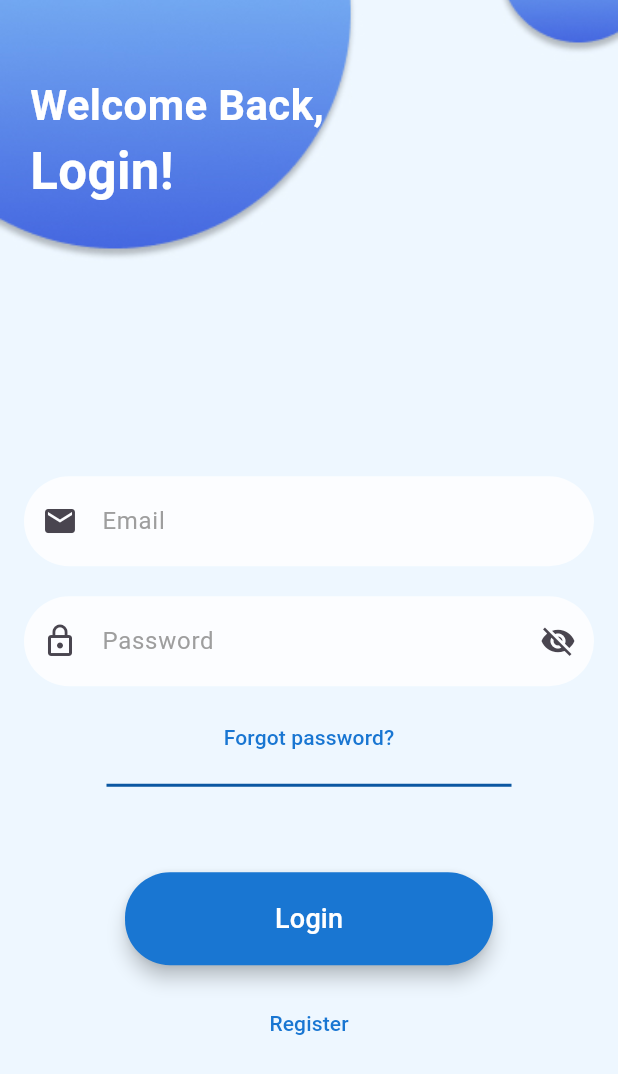
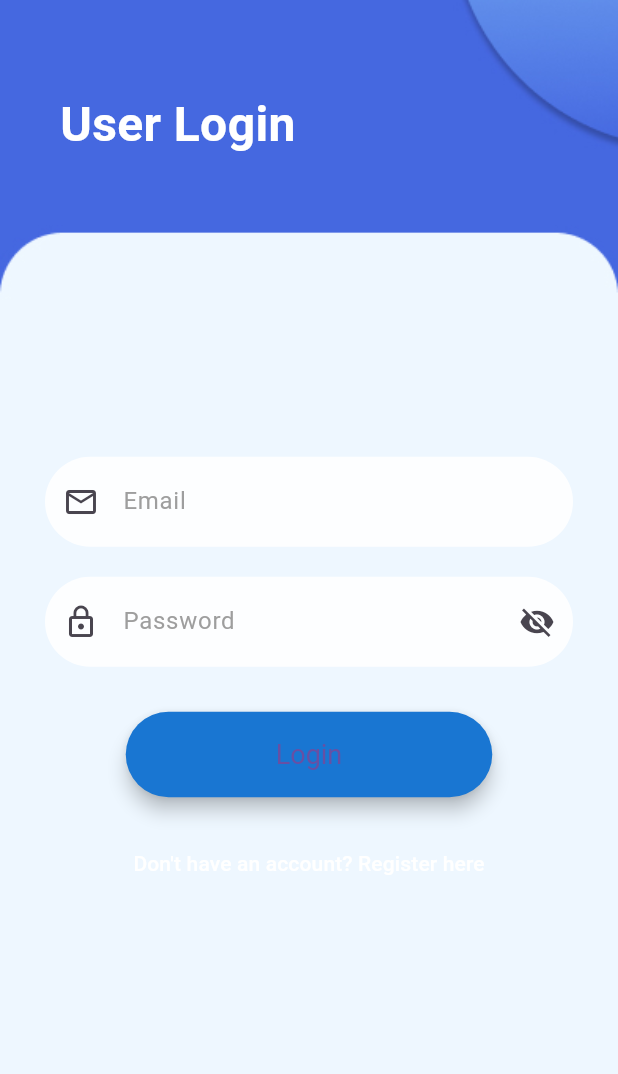
Before and after one commit to sandeepaMallawarachchi/school-boost, a Flutter app: the screen it shows after launch, on a phone screen of 412 x 824 dp. Shown: the top 1074 px of the screen. Run offline on Flutter 3.47's test engine with Material 3 defaults, Android fonts, the phone set to English and light mode, and no system bars; our stand-ins replace cloud_firestore, firebase_core, firebase_storage, image_picker, shared_preferences; accounts and stored records are empty.

```diff
--- a/lib/screens/auth/login.dart
+++ b/lib/screens/auth/login.dart
@@ -1,6 +1,7 @@
 import 'package:flutter/material.dart';
-import 'package:crypto/crypto.dart'; // Import crypto for SHA-256 hashing
+import 'package:crypto/crypto.dart';
 import 'dart:convert'; // For utf8.encode
+import 'package:shared_preferences/shared_preferences.dart'; // Import shared_preferences
 import '../../services/auth.dart'; // Import your auth functions
 import '../../main.dart'; // Home screen to navigate after successful login
 import './registration_form.dart'; // Register screen
@@ -49,24 +50,21 @@ class _LoginScreenState extends State<LoginScreen> {
       if (isValidUser) {
         // Navigate to HomeScreen and clear all previous routes
         Navigator.of(context).pushAndRemoveUntil(
-          MaterialPageRoute(
-              builder: (context) =>
-                  HomePage()), // Change HomeScreen to HomePage
+          MaterialPageRoute(builder: (context) => HomePage()), // Change HomeScreen to HomePage
           (Route<dynamic> route) => false,
         );
       } else {
-        // Login failed
-        _showSnackBar('Login failed. Please check your credentials.');
+        // Show error message
+        ScaffoldMessenger.of(context).showSnackBar(
+          SnackBar(content: Text('Invalid email or password!')),
+        );
       }
     } else {
-      _showSnackBar('Please fill in both fields.');
+      // Show message for empty fields
+      ScaffoldMessenger.of(context).showSnackBar(
+        SnackBar(content: Text('Please fill in both fields!')),
+      );
     }
-  }
-
-  // Show a SnackBar message
-  void _showSnackBar(String message) {
-    ScaffoldMessenger.of(context)
-        .showSnackBar(SnackBar(content: Text(message)));
   }
 
   @override
@@ -78,32 +76,21 @@ class _LoginScreenState extends State<LoginScreen> {
           Container(
             decoration: BoxDecoration(
               image: DecorationImage(
-                image:
-                    AssetImage('assets/images/backg.jpg'), // Background image
+                image: AssetImage('assets/images/Donor_reg.jpg'),
                 fit: BoxFit.cover,
               ),
             ),
           ),
-
-          // Positioned "Welcome Back, Log In!" at the top-left corner
           Positioned(
-            top: 50,
-            left: 20,
+            top: 60,
+            left: 40,
             child: Column(
               crossAxisAlignment: CrossAxisAlignment.start,
               children: [
                 Text(
-                  'Welcome Back,',
+                  'User Login',
                   style: TextStyle(
-                    fontSize: 28,
-                    color: Colors.white,
-                    fontWeight: FontWeight.bold,
-                  ),
-                ),
-                Text(
-                  'Login!',
-                  style: TextStyle(
-                    fontSize: 34,
+                    fontSize: 32,
                     color: Colors.white,
                     fontWeight: FontWeight.bold,
                   ),
@@ -111,145 +98,50 @@ class _LoginScreenState extends State<LoginScreen> {
               ],
             ),
           ),
-
-          // Foreground Elements (TextFields, Buttons, etc.)
+          // Page Content
           Center(
             child: Padding(
-              padding: const EdgeInsets.all(16.0),
+              padding: const EdgeInsets.symmetric(horizontal: 30.0),
               child: SingleChildScrollView(
                 child: Column(
-                  crossAxisAlignment: CrossAxisAlignment.center,
+                  mainAxisAlignment: MainAxisAlignment.center,
                   children: [
-                    SizedBox(height: 200), // Space from the top
-
-                    // Email TextField
-                    Container(
-                      decoration: BoxDecoration(
-                        color: Colors.white.withOpacity(0.8),
-                        borderRadius: BorderRadius.circular(30),
-                      ),
-                      child: TextField(
-                        controller: _emailController,
-                        decoration: InputDecoration(
-                          hintText: 'Email',
-                          hintStyle: TextStyle(color: Colors.grey),
-                          prefixIcon: Icon(Icons.email), // Changed icon
-                          border: InputBorder.none,
-                          contentPadding: EdgeInsets.symmetric(
-                            horizontal: 20,
-                            vertical: 18,
-                          ),
-                        ),
-                        keyboardType: TextInputType.emailAddress,
-                      ),
-                    ),
+                    SizedBox(height: 80),
+                    // Email Field
+                    _buildTextField(_emailController, 'Email', Icons.email_outlined, false),
                     SizedBox(height: 20),
-
-                    // Password TextField with "eye" icon to toggle visibility
-                    Container(
-                      decoration: BoxDecoration(
-                        color: Colors.white.withOpacity(0.8),
-                        borderRadius: BorderRadius.circular(30),
-                      ),
-                      child: TextField(
-                        controller: _passwordController,
-                        obscureText:
-                            !_isPasswordVisible, // Toggle password visibility
-                        decoration: InputDecoration(
-                          hintText: 'Password',
-                          hintStyle: TextStyle(color: Colors.grey),
-                          prefixIcon: Icon(Icons.lock_outline),
-                          suffixIcon: IconButton(
-                            icon: Icon(
-                              _isPasswordVisible
-                                  ? Icons.visibility
-                                  : Icons.visibility_off,
-                            ),
-                            onPressed: () {
-                              setState(() {
-                                _isPasswordVisible = !_isPasswordVisible;
-                              });
-                            },
-                          ),
-                          border: InputBorder.none,
-                          contentPadding: EdgeInsets.symmetric(
-                            horizontal: 15,
-                            vertical: 18,
-                          ),
-                        ),
-                      ),
-                    ),
-                    SizedBox(height: 10),
-
-                    // Forgot Password
-                    TextButton(
-                      onPressed: () {
-                        // Handle "Forgot Password?" action
-                      },
-                      child: Text(
-                        'Forgot password?',
-                        style: TextStyle(color: Colors.blue[700]),
-                      ),
-                    ),
-
-                    // Divider Line
-                    SizedBox(
-                      width: 270,
-                      child: Divider(
-                        color: const Color.fromARGB(255, 11, 87, 162),
-                        thickness: 2,
-                      ),
-                    ),
-                    SizedBox(height: 50),
-
+                    // Password Field
+                    _buildTextField(_passwordController, 'Password', Icons.lock_outline, true),
+                    SizedBox(height: 30),
                     // Login Button
+                    if (_isLoading)
+                      CircularProgressIndicator() // Show loading spinner
+                    else
                       ElevatedButton(
-                      onPressed: _isLoading
-                          ? null
-                          : _login, // Disable button while loading
+                        onPressed: _login,
+                        child: Text('Login'),
                         style: ElevatedButton.styleFrom(
-                        padding: EdgeInsets.symmetric(
-                          horizontal: 100,
-                          vertical: 18,
-                        ),
+                          padding: EdgeInsets.symmetric(horizontal: 100, vertical: 18),
                           backgroundColor: Colors.blue.shade700,
+                          textStyle: TextStyle(color: Colors.white, fontSize: 18),
                           shape: RoundedRectangleBorder(
                             borderRadius: BorderRadius.circular(30),
                           ),
                           elevation: 5,
                         ),
-                      child: _isLoading
-                          ? SizedBox(
-                              width: 24,
-                              height: 24,
-                              child: CircularProgressIndicator(
-                                color: Colors.white,
-                                strokeWidth: 2,
                       ),
-                            )
-                          : Text(
-                              'Login',
-                              style:
-                                  TextStyle(fontSize: 18, color: Colors.white),
-                            ),
-                    ),
-
-                    SizedBox(height: 15),
-
-                    // Register
+                    SizedBox(height: 20),
+                    // Register Button
                     TextButton(
                       onPressed: () {
-                        // Navigate to RegisterScreen when "Register" is clicked
                         Navigator.push(
                           context,
-                          MaterialPageRoute(
-                            builder: (context) => SignUpFormScreen(),
-                          ),
+                          MaterialPageRoute(builder: (context) => SignUpFormScreen()), // Ensure proper import
                         );
                       },
                       child: Text(
-                        'Register',
-                        style: TextStyle(color: Colors.blue[700]),
+                        "Don't have an account? Register here",
+                        style: TextStyle(color: Colors.white),
                       ),
                     ),
                   ],
@@ -261,4 +153,40 @@ class _LoginScreenState extends State<LoginScreen> {
       ),
     );
   }
+
+  // Build reusable text field for email and password
+  Widget _buildTextField(TextEditingController controller, String hintText, IconData prefixIcon, bool isPassword) {
+    return Container(
+      decoration: BoxDecoration(
+        color: Colors.white.withOpacity(0.9),
+        borderRadius: BorderRadius.circular(30),
+      ),
+      child: TextField(
+        controller: controller,
+        obscureText: isPassword && !_isPasswordVisible, // Toggle password visibility
+        decoration: InputDecoration(
+          hintText: hintText,
+          hintStyle: TextStyle(color: Colors.grey),
+          prefixIcon: Icon(prefixIcon),
+          suffixIcon: isPassword ? IconButton(
+            icon: Icon(_isPasswordVisible ? Icons.visibility : Icons.visibility_off),
+            onPressed: () {
+              setState(() {
+                _isPasswordVisible = !_isPasswordVisible; // Toggle password visibility
+              });
+            },
+          ) : null,
+          border: InputBorder.none,
+          contentPadding: EdgeInsets.symmetric(horizontal: 20, vertical: 18),
+        ),
+      ),
+    );
   }
+}
+
+void main() {
+  runApp(MaterialApp(
+    home: LoginScreen(),
+    debugShowCheckedModeBanner: false,
+  ));
+}
--- a/pubspec.yaml
+++ b/pubspec.yaml
@@ -19,6 +19,7 @@ dependencies:
   image_picker: ^0.8.7+4
   encrypt: ^5.0.0
   crypto: ^3.0.0
+  shared_preferences: ^2.0.10
 
 dev_dependencies:
   flutter_test:
```
Also changed, not shown: lib/screens/auth/user_acc.dart (+32 -38 lines), lib/screens/categories/equipment_donation.dart (+116 -0 lines), lib/screens/home.dart (+25 -1 lines), lib/services/auth.dart (+16 -1 lines), lib/services/database.dart (+19 -0 lines), lib/widgets/equipment_donation_form.dart (added, +209 -0 lines), pubspec.lock, 1 other file. Lines whose indentation alone changed are shown as unchanged.
